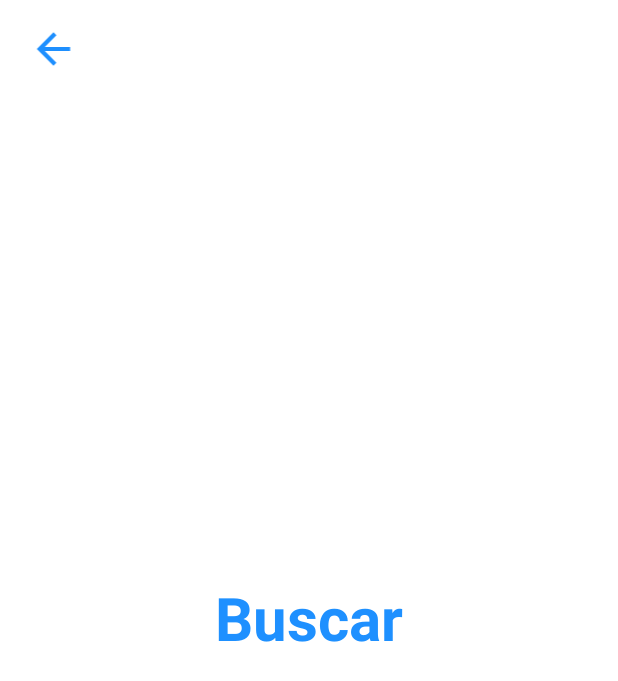
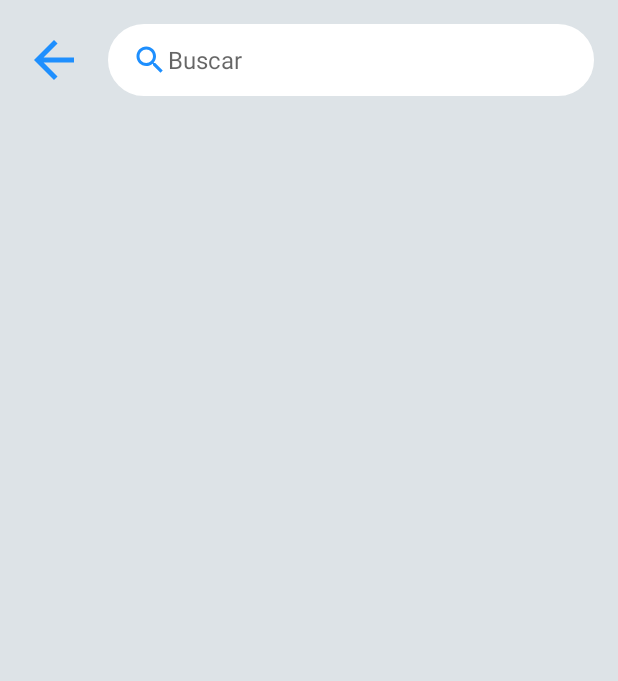
Before and after one commit to laloretom/UnaAyuditaAqui, an Android app: the SearchActivity screen opened directly, with no data from a screen before it, on a phone screen of 412 x 824 dp. Shown: the top 681 px of the screen. Run offline under Robolectric (Android 15) with nearby library versions, the phone set to English and light mode, and no system bars; our stand-ins replace Firebase (no records; nobody signed in at launch, a user with empty details on screens opened directly).

Commit message:
Search V1

```diff
--- a/app/src/main/java/com/unaayuditaaqui/unaayuditaaqui/SearchActivity.kt
+++ b/app/src/main/java/com/unaayuditaaqui/unaayuditaaqui/SearchActivity.kt
@@ -1,19 +1,21 @@
 package com.unaayuditaaqui.unaayuditaaqui
 
-import android.content.Intent
 import android.os.Bundle
 import androidx.appcompat.app.AppCompatActivity
-import com.google.firebase.auth.FirebaseAuth
-import com.google.firebase.auth.ktx.auth
-import com.google.firebase.database.FirebaseDatabase
-import com.google.firebase.ktx.Firebase
+import androidx.core.widget.addTextChangedListener
+import androidx.recyclerview.widget.LinearLayoutManager
+import androidx.recyclerview.widget.RecyclerView
+import com.google.firebase.database.*
 import com.unaayuditaaqui.unaayuditaaqui.databinding.ActivitySearchBinding
 
 class SearchActivity : AppCompatActivity() {
 
     private lateinit var binding: ActivitySearchBinding
-    private lateinit var auth: FirebaseAuth
-    private lateinit var database: FirebaseDatabase
+    private lateinit var serviceRecyclerView: RecyclerView
+    private var serviceArrayList: ArrayList<Service> = arrayListOf<Service>()
+    private lateinit var adapter: ServiceAdapter
+    private lateinit var dbRef: DatabaseReference
+
 
 
     override fun onCreate(savedInstanceState: Bundle?) {
@@ -21,12 +23,46 @@ class SearchActivity : AppCompatActivity() {
 
         binding = ActivitySearchBinding.inflate(layoutInflater)
         setContentView(binding.root)
-        auth = Firebase.auth
-        database = FirebaseDatabase.getInstance()
+
+        serviceRecyclerView = findViewById(R.id.servicesList)
+        serviceRecyclerView.layoutManager = LinearLayoutManager(this)
+        serviceRecyclerView.setHasFixedSize(true)
+
+
 
         binding.backImageView.setOnClickListener {
-            val intent = Intent(this, MainActivity::class.java)
-            this.startActivity(intent)
+            finish()
         }
+
+        binding.searchEditText.addTextChangedListener { titleFilter ->
+           val servicesFiltered =
+               serviceArrayList.filter { service ->
+                   service.serviceTitle!!.lowercase().contains(titleFilter.toString().lowercase())}
+            adapter.updateService(servicesFiltered as ArrayList<Service>)
+        }
+
+        getServiceData()
     }
+
+    private fun getServiceData(){
+        dbRef = FirebaseDatabase.getInstance().getReference("Services")
+        dbRef.addValueEventListener(object : ValueEventListener {
+            override fun onDataChange(snapshot: DataSnapshot) {
+                if (snapshot.exists()){
+                    for (serviceSnapshot in snapshot.children){
+                        val service = serviceSnapshot.getValue(Service::class.java)
+                        serviceArrayList.add(service!!)
+                    }
+                    adapter = ServiceAdapter(serviceArrayList)
+                    serviceRecyclerView.adapter = adapter
+                }
+            }
+
+            override fun onCancelled(error: DatabaseError) {
+                TODO("Not yet implemented")
+            }
+
+        })
+    }
+
 }
--- a/app/src/main/res/layout/activity_search.xml
+++ b/app/src/main/res/layout/activity_search.xml
@@ -4,27 +4,54 @@
     xmlns:tools="http://schemas.android.com/tools"
     android:layout_width="match_parent"
     android:layout_height="match_parent"
+    android:background="@color/gray"
     tools:context=".SearchActivity">
 
-        <ImageView
+    <ImageView
         android:id="@+id/backImageView"
-        android:layout_width="39dp"
-        android:layout_height="33dp"
+        android:layout_width="wrap_content"
+        android:layout_height="wrap_content"
         android:layout_marginStart="16dp"
-        android:layout_marginTop="16dp"
-        android:contentDescription="@string/all"
         app:layout_constraintStart_toStartOf="parent"
-        app:layout_constraintTop_toTopOf="parent"
+        app:layout_constraintTop_toTopOf="@id/searchEditText"
+        app:layout_constraintBottom_toBottomOf="@id/searchEditText"
         app:srcCompat="@drawable/ic_back"
         tools:ignore="VectorDrawableCompat" />
 
-    <TextView
-        android:layout_width="match_parent"
-        android:layout_height="match_parent"
-        android:text="@string/search"
-        android:textStyle="bold"
-        android:textSize="40dp"
-        android:textColor="@color/colorPrimary"
-        android:gravity="center"/>
+    <EditText
+        android:id="@+id/searchEditText"
+        android:layout_width="0dp"
+        android:layout_height="48dp"
+        android:autofillHints="@string/search"
+        android:background="@drawable/ic_field"
+        android:ems="80"
+        android:hint="@string/search"
+        android:inputType="textAutoComplete"
+        android:singleLine="true"
+        android:paddingLeft="16dp"
+        android:paddingTop="8dp"
+        android:paddingRight="16dp"
+        android:paddingBottom="8dp"
+        android:textSize="16sp"
+        android:layout_margin="16dp"
+        android:backgroundTint="@color/white"
+        app:layout_constraintStart_toEndOf="@id/backImageView"
+        app:drawableStartCompat="@drawable/ic_search"
+        app:layout_constraintTop_toTopOf="parent"
+        app:layout_constraintEnd_toEndOf="parent"/>
+
+        <androidx.recyclerview.widget.RecyclerView
+            android:id="@+id/servicesList"
+            android:layout_width="match_parent"
+            android:layout_height="0dp"
+            android:layout_marginTop="16dp"
+            android:layout_marginStart="8dp"
+            android:layout_marginEnd="8dp"
+            app:layout_constraintBottom_toBottomOf="parent"
+            app:layout_constraintEnd_toEndOf="parent"
+            app:layout_constraintStart_toStartOf="parent"
+            app:layout_constraintTop_toBottomOf="@id/searchEditText"
+            tools:listitem="@layout/service_content" />
+
 
 </androidx.constraintlayout.widget.ConstraintLayout>
```
Also changed, not shown: app/src/main/java/com/unaayuditaaqui/unaayuditaaqui/SearchFragment.kt (+20 -37 lines), app/src/main/java/com/unaayuditaaqui/unaayuditaaqui/ServiceAdapter.kt (+5 -2 lines), app/src/main/res/layout/fragment_search.xml (+17 -8 lines).
